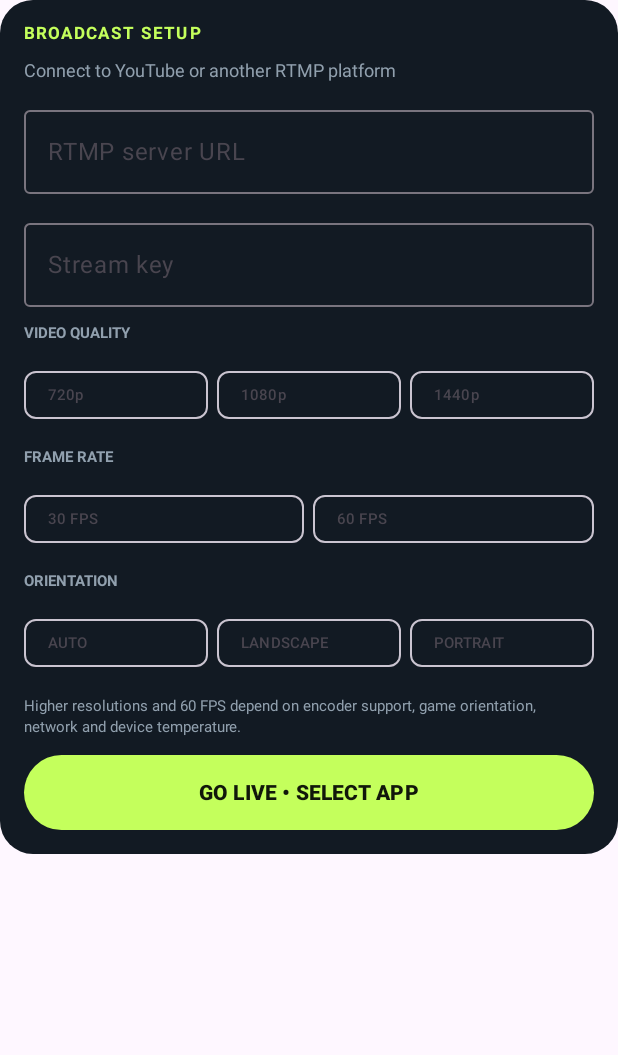
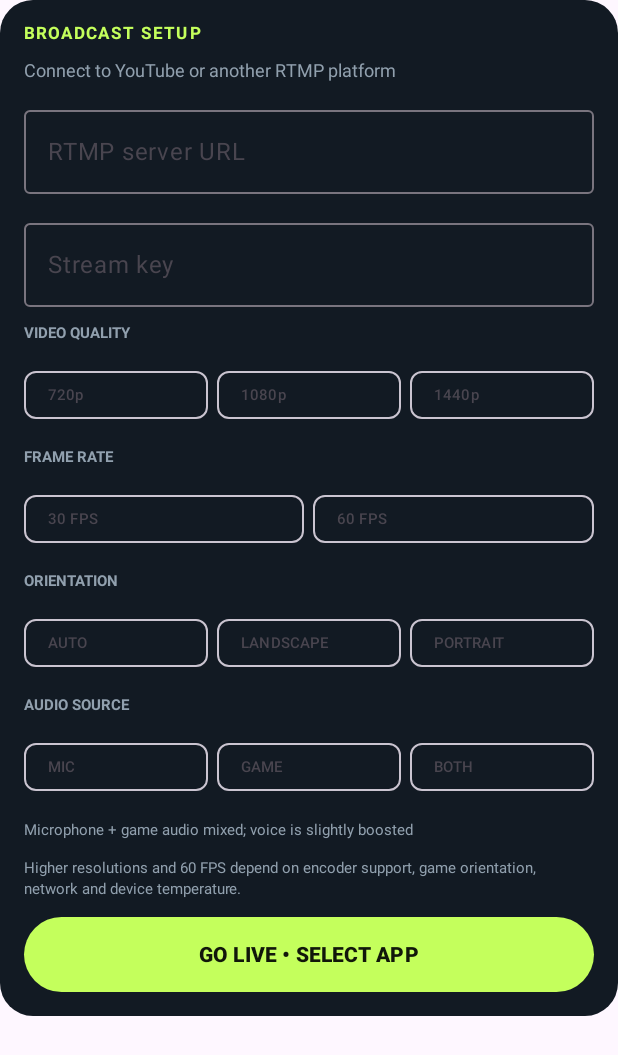
Before and after one commit to JUBERSALEEM/MobileGamingStreamer, an Android app built with Jetpack Compose: the composable BroadcastPanel called with empty values, on a phone screen of 412 x 824 dp. Shown: the top 1055 px of the screen. Run offline under Robolectric (Android 15) with nearby library versions, the phone set to English and light mode, and no system bars.

Commit message:
feat: add microphone game and mixed audio source selection

```diff
--- a/app/src/main/java/com/jubersaleem/mobilegamingstreamer/MainActivity.kt
+++ b/app/src/main/java/com/jubersaleem/mobilegamingstreamer/MainActivity.kt
@@ -55,6 +55,7 @@ class MainActivity : ComponentActivity() {
     private var quality by mutableStateOf("1080p")
     private var fps by mutableStateOf("30")
     private var orientation by mutableStateOf("AUTO")
+    private var audioMode by mutableStateOf("BOTH")
     private var pendingLive by mutableStateOf(false)
     private var waitingForOverlayPermission = false
 
@@ -133,6 +134,7 @@ class MainActivity : ComponentActivity() {
                 putExtra(RtmpBroadcastService.EXTRA_QUALITY, quality)
                 putExtra(RtmpBroadcastService.EXTRA_FPS, fps.toInt())
                 putExtra(RtmpBroadcastService.EXTRA_ORIENTATION, orientation)
+                putExtra(RtmpBroadcastService.EXTRA_AUDIO_MODE, audioMode)
             }
             try {
                 startForegroundService(liveIntent)
@@ -191,6 +193,7 @@ class MainActivity : ComponentActivity() {
                         if (page == "SETUP") {
                             BroadcastPanel(server, { server = it }, key, { key = it },
                                 quality, { quality = it }, fps, { fps = it }, orientation, { orientation = it },
+                                audioMode, { audioMode = it },
                                 broadcastActive || broadcastStarting,
                                 onGoLive = {
                                     if (broadcastActive) status = "Broadcast is already running"
@@ -322,6 +325,7 @@ private fun BroadcastPanel(
     quality: String, onQuality: (String) -> Unit,
     fps: String, onFps: (String) -> Unit,
     orientation: String, onOrientation: (String) -> Unit,
+    audioMode: String, onAudioMode: (String) -> Unit,
     live: Boolean, onGoLive: () -> Unit, onStopLive: () -> Unit
 ) {
     Card(shape = RoundedCornerShape(22.dp), colors = CardDefaults.cardColors(containerColor = Panel)) {
@@ -343,6 +347,9 @@ private fun BroadcastPanel(
             ChoiceRow(listOf("30", "60"), fps, onFps, " FPS")
             Text("ORIENTATION", color = Muted, fontSize = 10.sp, fontWeight = FontWeight.Bold)
             ChoiceRow(listOf("AUTO", "LANDSCAPE", "PORTRAIT"), orientation, onOrientation)
+            Text("AUDIO SOURCE", color = Muted, fontSize = 10.sp, fontWeight = FontWeight.Bold)
+            ChoiceRow(listOf("MIC", "GAME", "BOTH"), audioMode, onAudioMode)
+            Text(if (audioMode == "MIC") "Microphone only" else if (audioMode == "GAME") "Internal game/device playback only" else "Microphone + game audio mixed; voice is slightly boosted", color = Muted, fontSize = 10.sp, lineHeight = 14.sp)
             Text("Higher resolutions and 60 FPS depend on encoder support, game orientation, network and device temperature.",
                 color = Muted, fontSize = 10.sp, lineHeight = 14.sp)
             Button(
```
